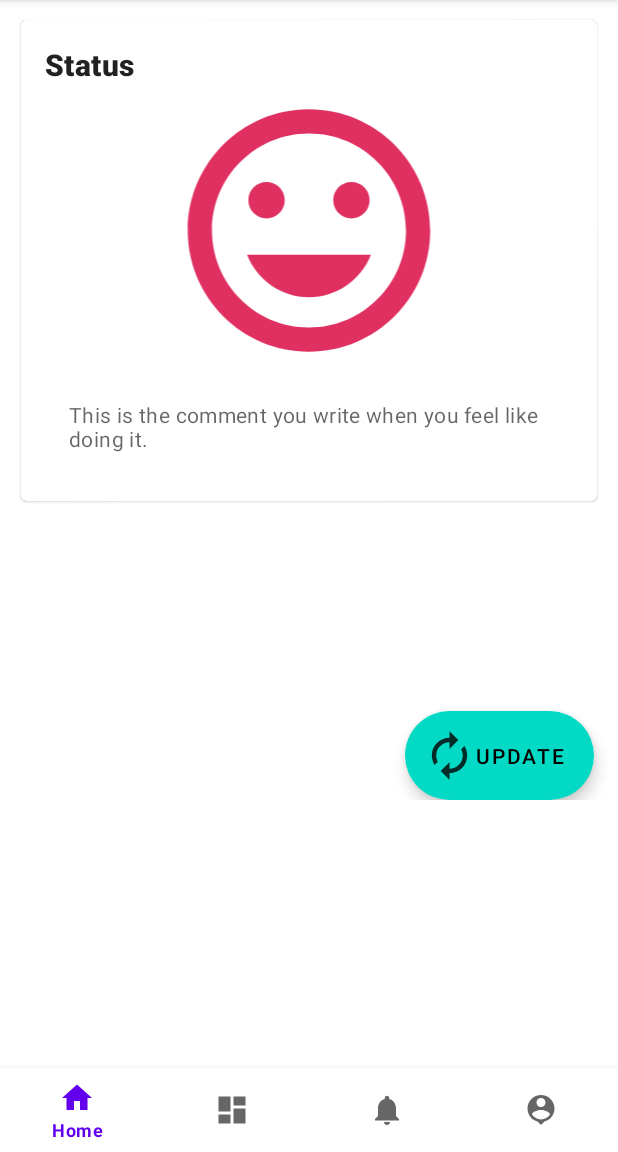
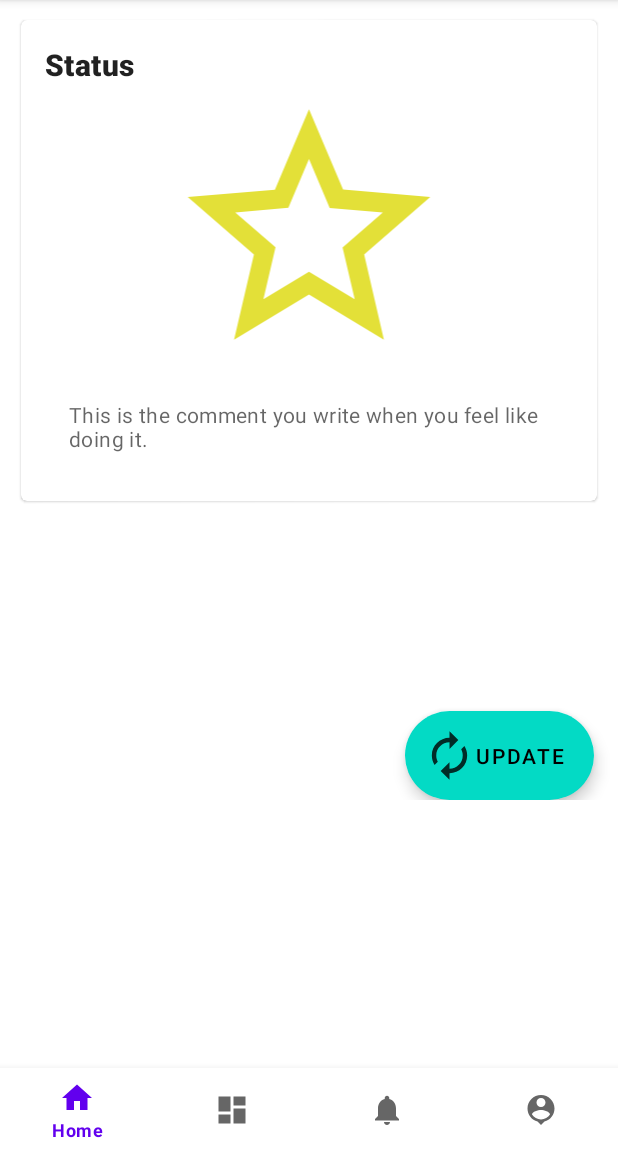
Before and after one commit to watarutower/LifelogApp, an Android app: the screen it shows after launch (MainActivity), on a phone screen of 412 x 824 dp, the part 84-1236 px from its top. Run offline under Robolectric (Android 15) with nearby library versions, the phone set to English and light mode, and no system bars; our stand-ins replace Room's generated code, data binding, navigation-ui.

Commit message:
succeeded on databinding of ImageView and Drawable resource

```diff
--- a/app/src/main/java/com/example/lifelogapp/ui/home/HomeViewModel.kt
+++ b/app/src/main/java/com/example/lifelogapp/ui/home/HomeViewModel.kt
@@ -35,16 +35,16 @@ class HomeViewModel (
     var statuslog = aStatus
 
 
-//    var imageUrl: String? = "R.drawable.ic_baseline_star_border_24"
+    var imageUrl = R.drawable.ic_baseline_star_border_24
 
 //    init {
 //        aStatus = database.getOneStatus()
 ////        qualityToImage(aStatus?.oneCondition)
 //    }
 
-    private val _imageUrl = MutableLiveData<Int>()
-    val imageUrl: LiveData<Int?>
-        get() = _imageUrl
+//    private val _imageUrl = MutableLiveData<Int>()
+//    val imageUrl: LiveData<Int?>
+//        get() = _imageUrl
 
 
 
--- a/app/src/main/res/layout/fragment_home.xml
+++ b/app/src/main/res/layout/fragment_home.xml
@@ -6,14 +6,13 @@
         <variable
             name="homeViewModel"
             type="com.example.lifelogapp.ui.home.HomeViewModel" />
-        <variable
-            name="statuslog"
-            type="com.example.lifelogapp.database.Lifelog"/>
+
     </data>
+<!--    <variable-->
+<!--    name="statuslog"-->
+<!--    type="com.example.lifelogapp.database.Lifelog"/>-->
 
-<!--    <variable-->
-<!--        name="qualityImage"-->
-<!--        type="com.example.lifelogapp.database.Lifelog"/>-->
+
     <ScrollView
         xmlns:app="http://schemas.android.com/apk/res-auto"
         android:layout_width="match_parent"
@@ -65,13 +64,11 @@
                             android:layout_height="194dp"
                             android:contentDescription="@string/status_section"
                             android:scaleType="fitCenter"
-                            app:srcCompat="@drawable/ic_baseline_tag_faces_24"
-
-                            />
+                            app:imageResource="@{homeViewModel.imageUrl}" />
 
                     </LinearLayout>
 <!--                    app:imageUrl="@{statuslog}"-->
-                    <!--                            app:srcCompat="@drawable/ic_baseline_tag_faces_24"-->
+                    <!-- app:srcCompat="@drawable/ic_baseline_tag_faces_24"-->
 
                     <LinearLayout
                         android:layout_width="match_parent"
```
Also changed, not shown: app/src/main/java/com/example/lifelogapp/Util.kt (+13 -0 lines).
